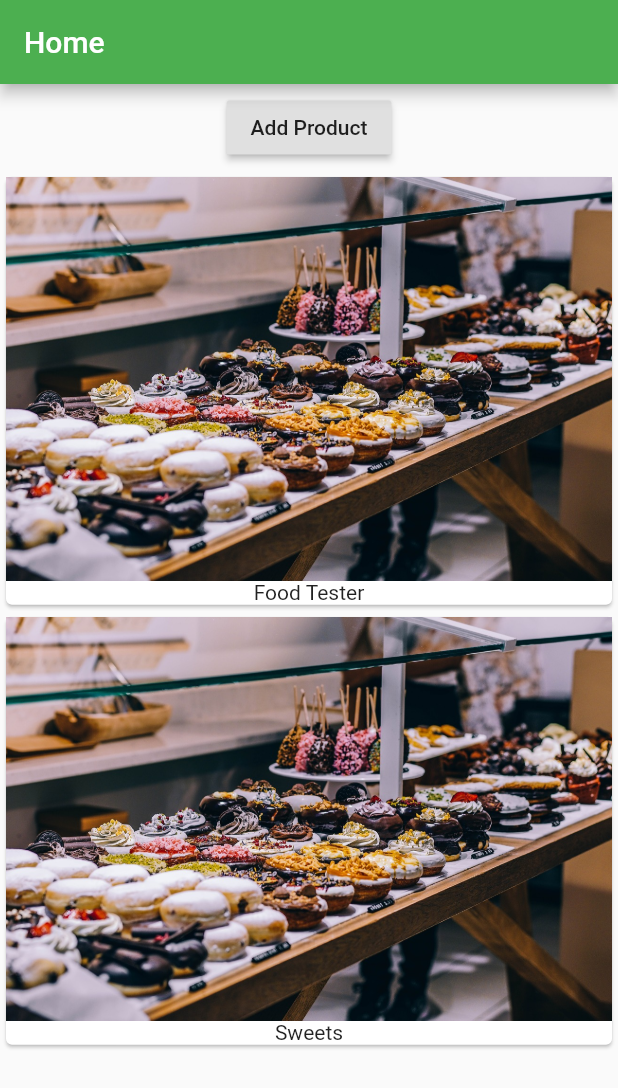
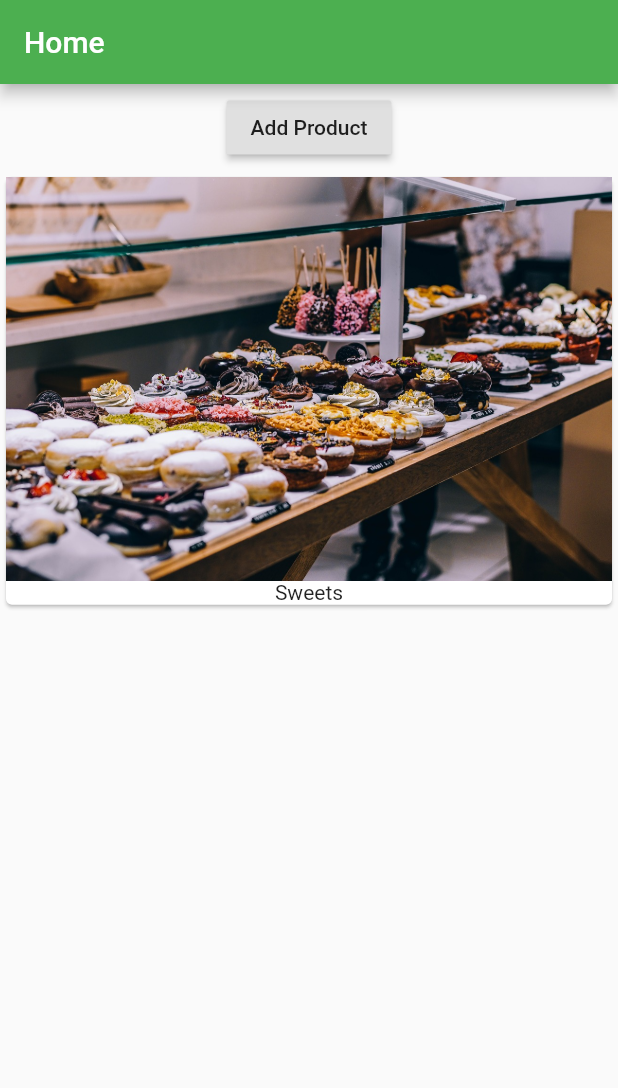
Before and after one commit to ashishranjan738/product_management, a Flutter app: the screen it shows after launch, after a tap on "Add Product", on a phone screen of 412 x 824 dp. Shown: the top 1088 px of the screen. Run offline on Flutter 3.47's test engine with Material 2 defaults, Android fonts, the phone set to English and light mode, and no system bars.

Commit message:
Module 5
Signed-off-by: Ashish Ranjan <ashishranjan738@gmail.com>

```diff
--- a/lib/main.dart
+++ b/lib/main.dart
@@ -1,5 +1,3 @@
-// Start of the application
-
 import "package:flutter/material.dart";
 import "./products_manager.dart";
 
@@ -19,7 +17,7 @@ class MyApp extends StatelessWidget {
         appBar: AppBar(
           title: Text("Home"),
         ),
-        body: ProductManager("Food Tester")
+        body: ProductManager()
       ),
     );
   }
--- a/lib/products.dart
+++ b/lib/products.dart
@@ -5,21 +5,22 @@ class Products extends StatelessWidget {
 
   Products(this._products);
 
+  Widget _listWidegetBuilder(BuildContext context, int index) {
+    return Card(
+      child: Column(
+        children: <Widget>[
+          Image.asset("assets/food.jpg"),
+          Text(_products[index]),
+        ],
+      ),
+    );
+  }
+
   @override
   Widget build(BuildContext context) {
-    return Column(
-      children: _products
-          .map(
-            (e) => Card(
-                  child: Column(
-                    children: <Widget>[
-                      Image.asset("assets/food.jpg"),
-                      Text(e),
-                    ],
-                  ),
-                ),
-          )
-          .toList(), //Logic to render the _products items
-    );
+    return _products.length>0 ? ListView.builder(
+      itemBuilder: _listWidegetBuilder,
+      itemCount: _products.length,
+    ):Center(child: Text("No Products Found, Please add some"),);
   }
 }
--- a/lib/products_manager.dart
+++ b/lib/products_manager.dart
@@ -3,9 +3,6 @@ import './products.dart';
 import './product_control.dart';
 
 class ProductManager extends StatefulWidget {
-  final String _initialItem;
-
-  ProductManager(this._initialItem);
 
   @override
   State<StatefulWidget> createState() {
@@ -18,7 +15,7 @@ class _ProductManagerState extends State<ProductManager> {
 
   @override
   void initState() {
-    _products.add(widget._initialItem);
+    // _products.add(widget._initialItem);
     super.initState();
   }
 
@@ -37,7 +34,7 @@ class _ProductManagerState extends State<ProductManager> {
               child: ProductControl(addProducts),
               margin: EdgeInsets.all(5.0),
             ),
-            Products(_products),
+            Expanded(child:Products(_products)),
           ],
         );
   }
```
